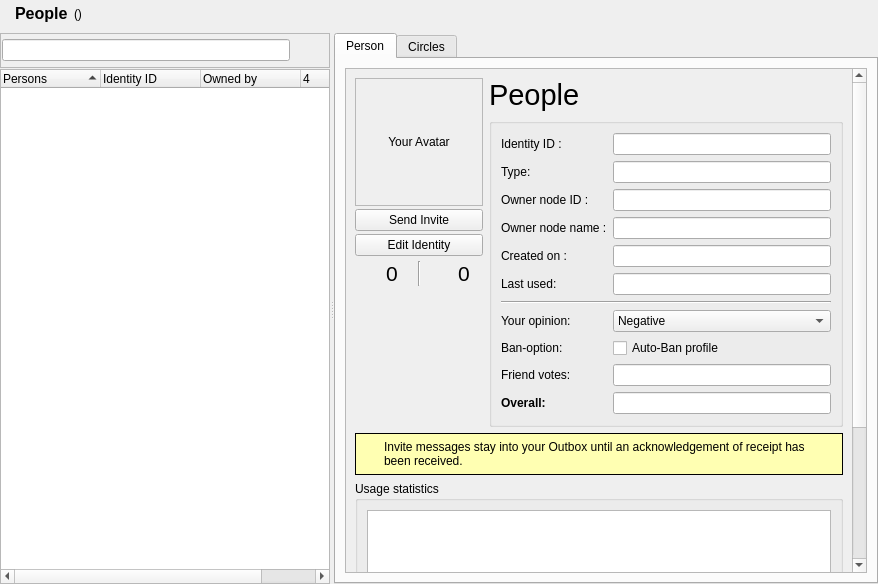
The window that retroshare-gui/src/gui/Identity/IdDialog.ui (RetroShare/RetroShare) describes before a commit, drawn with Qt 5.
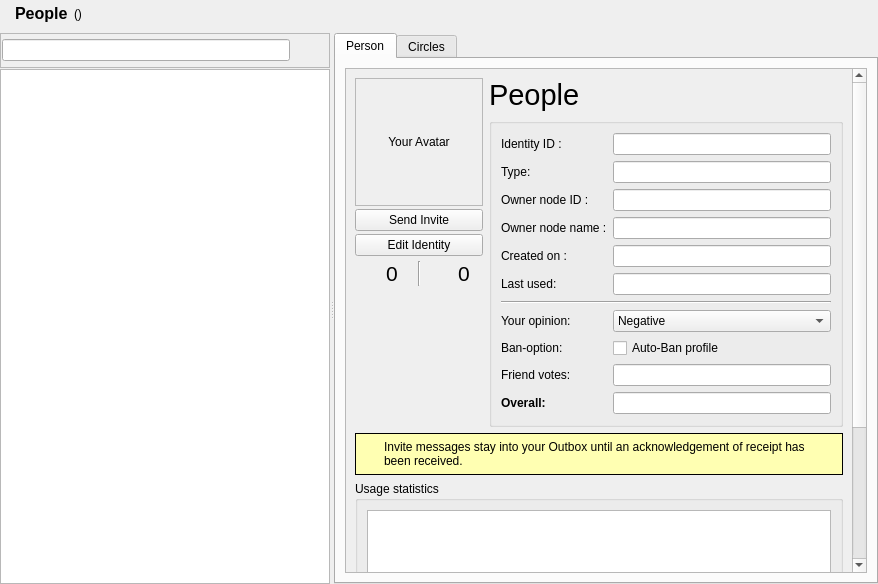
The same window after the commit. Icons and pictures are not drawn. Custom widgets are drawn as their Qt base class.

Commit message: added abstract item model for identity

Diff of the .ui file:
```diff
--- a/retroshare-gui/src/gui/Identity/IdDialog.ui
+++ b/retroshare-gui/src/gui/Identity/IdDialog.ui
@@ -211,7 +211,7 @@
         </widget>
        </item>
        <item>
-        <widget class="RSTreeWidget" name="idTreeWidget">
+        <widget class="QTreeView" name="idTreeWidget">
          <property name="sizePolicy">
           <sizepolicy hsizetype="Preferred" vsizetype="Expanding">
            <horstretch>0</horstretch>
@@ -236,39 +236,6 @@
          <property name="sortingEnabled">
           <bool>true</bool>
          </property>
-         <attribute name="headerStretchLastSection">
-          <bool>false</bool>
-         </attribute>
-         <column>
-          <property name="text">
-           <string>Persons</string>
-          </property>
-         </column>
-         <column>
-          <property name="text">
-           <string>Identity ID</string>
-          </property>
-         </column>
-         <column>
-          <property name="text">
-           <string>Owned by</string>
-          </property>
-         </column>
-         <column>
-          <property name="text">
-           <string/>
-          </property>
-          <property name="toolTip">
-           <string>Votes</string>
-          </property>
-          <property name="textAlignment">
-           <set>AlignLeading|AlignVCenter</set>
-          </property>
-          <property name="icon">
-           <iconset resource="../icons.qrc">
-            <normaloff>:/icons/flag-green.png</normaloff>:/icons/flag-green.png</iconset>
-          </property>
-         </column>
         </widget>
        </item>
       </layout>
@@ -1080,11 +1047,6 @@
    <extends>QComboBox</extends>
    <header>gui/common/RSComboBox.h</header>
   </customwidget>
-  <customwidget>
-   <class>RSTreeWidget</class>
-   <extends>QTreeWidget</extends>
-   <header>gui/common/RSTreeWidget.h</header>
-  </customwidget>
   <customwidget>
    <class>ElidedLabel</class>
    <extends>QLabel</extends>
```
Left out of the diff: 6 changed lines with no effect on the pictures. The commit also changes 5 other files.
